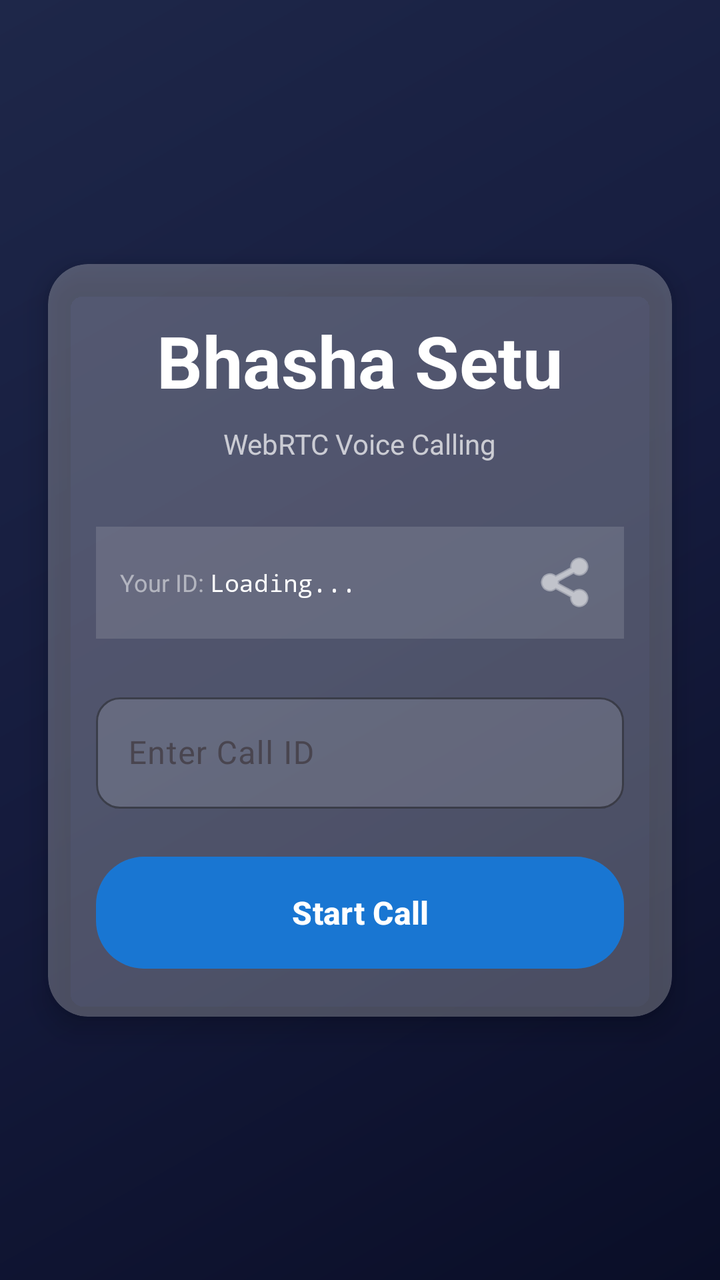
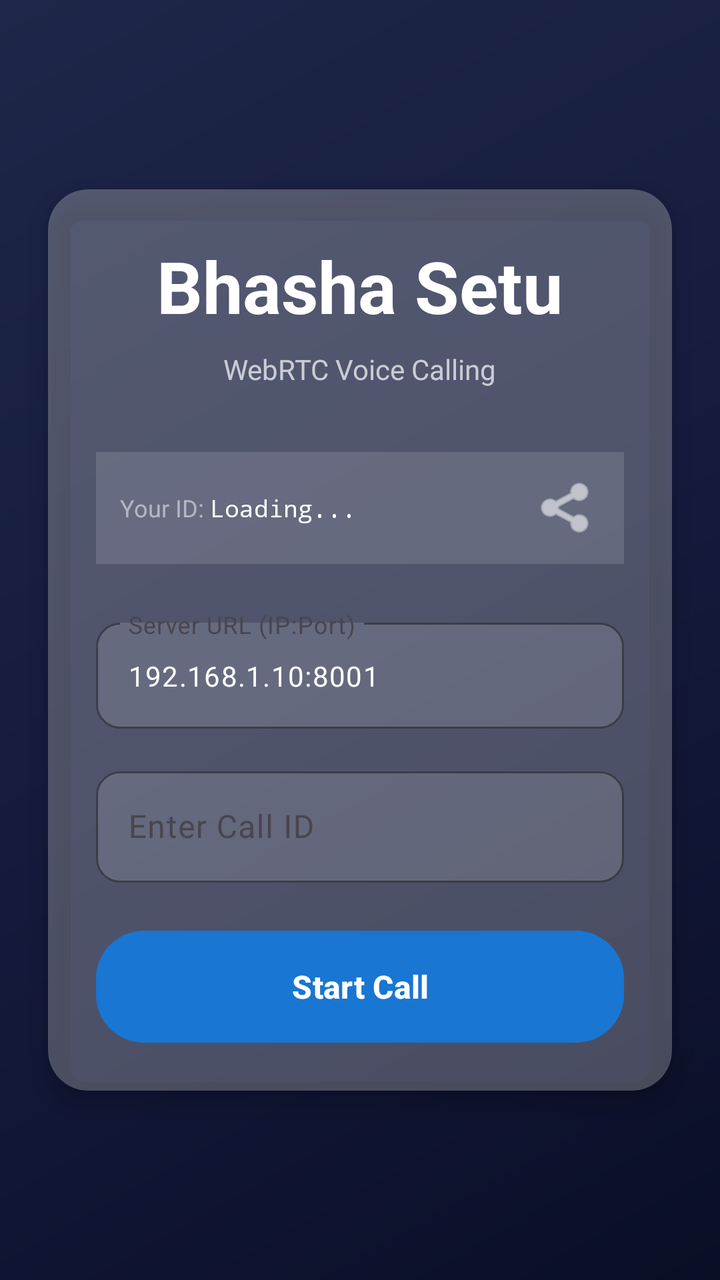

Before-and-after screenshots of an Android layout around one commit, followed by the original layout XML and the change that was made.
<!-- AndroidManifest.xml: application theme Theme.VoiceTranslate -->
<!-- res/layout/activity_main.xml -->
<?xml version="1.0" encoding="utf-8"?>
<androidx.constraintlayout.widget.ConstraintLayout 
    xmlns:android="http://schemas.android.com/apk/res/android"
    xmlns:app="http://schemas.android.com/apk/res-auto"
    android:layout_width="match_parent"
    android:layout_height="match_parent"
    android:background="@drawable/gradient_background">

    
    <androidx.cardview.widget.CardView
        android:id="@+id/cardMain"
        android:layout_width="0dp"
        android:layout_height="wrap_content"
        android:layout_marginStart="24dp"
        android:layout_marginEnd="24dp"
        app:cardBackgroundColor="#40FFFFFF"
        app:cardCornerRadius="20dp"
        app:cardElevation="8dp"
        app:layout_constraintBottom_toBottomOf="parent"
        app:layout_constraintEnd_toEndOf="parent"
        app:layout_constraintStart_toStartOf="parent"
        app:layout_constraintTop_toTopOf="parent">

        <LinearLayout
            android:layout_width="match_parent"
            android:layout_height="wrap_content"
            android:orientation="vertical"
            android:padding="24dp">

            
            <TextView
                android:id="@+id/tvTitle"
                android:layout_width="wrap_content"
                android:layout_height="wrap_content"
                android:layout_gravity="center"
                android:text="Bhasha Setu"
                android:textColor="#FFFFFF"
                android:textSize="36sp"
                android:textStyle="bold"
                android:layout_marginBottom="8dp" />

            
            <TextView
                android:id="@+id/tvSubtitle"
                android:layout_width="wrap_content"
                android:layout_height="wrap_content"
                android:layout_gravity="center"
                android:text="WebRTC Voice Calling"
                android:textColor="#B3FFFFFF"
                android:textSize="14sp"
                android:layout_marginBottom="32dp" />

            
            <LinearLayout
                android:layout_width="match_parent"
                android:layout_height="wrap_content"
                android:orientation="horizontal"
                android:gravity="center_vertical"
                android:background="#20FFFFFF"
                android:padding="12dp"
                android:layout_marginBottom="24dp">

                <TextView
                    android:id="@+id/tvUserIdLabel"
                    android:layout_width="wrap_content"
                    android:layout_height="wrap_content"
                    android:text="Your ID: "
                    android:textColor="#80FFFFFF"
                    android:textSize="12sp" />

                <TextView
                    android:id="@+id/tvUserId"
                    android:layout_width="0dp"
                    android:layout_height="wrap_content"
                    android:layout_weight="1"
                    android:text="Loading..."
                    android:textColor="#FFFFFF"
                    android:textSize="12sp"
                    android:fontFamily="monospace"
                    android:maxLines="1"
                    android:ellipsize="middle" />

                <ImageButton
                    android:id="@+id/btnCopyUserId"
                    android:layout_width="32dp"
                    android:layout_height="32dp"
                    android:background="?attr/selectableItemBackgroundBorderless"
                    android:src="@android:drawable/ic_menu_share"
                    android:tint="#FFFFFF"
                    android:contentDescription="Copy User ID" />
            </LinearLayout>

            
            <com.google.android.material.textfield.TextInputLayout
                android:id="@+id/tilCallId"
                android:layout_width="match_parent"
                android:layout_height="wrap_content"
                android:layout_marginBottom="24dp"
                app:boxBackgroundMode="outline"
                app:boxBackgroundColor="#20FFFFFF"
                app:boxStrokeColor="#6C63FF"
                app:boxCornerRadiusTopStart="12dp"
                app:boxCornerRadiusTopEnd="12dp"
                app:boxCornerRadiusBottomStart="12dp"
                app:boxCornerRadiusBottomEnd="12dp"
                app:hintTextColor="#80FFFFFF">

                <com.google.android.material.textfield.TextInputEditText
                    android:id="@+id/etCallId"
                    android:layout_width="match_parent"
                    android:layout_height="wrap_content"
                    android:hint="Enter Call ID"
                    android:textColor="#FFFFFF"
                    android:textColorHint="#80FFFFFF"
                    android:textSize="16sp"
                    android:inputType="text"
                    android:maxLines="1" />
            </com.google.android.material.textfield.TextInputLayout>

            
            <Button
                android:id="@+id/btnStartCall"
                android:layout_width="match_parent"
                android:layout_height="56dp"
                android:text="Start Call"
                android:textColor="#FFFFFF"
                android:textSize="16sp"
                android:textStyle="bold"
                android:background="@drawable/gradient_button"
                android:elevation="4dp" />

        </LinearLayout>
    </androidx.cardview.widget.CardView>

</androidx.constraintlayout.widget.ConstraintLayout>
<!-- resources referenced by this layout -->
<resources>
  <!-- drawable gradient_background (drawable) -->
  <?xml version="1.0" encoding="utf-8"?>
  <shape xmlns:android="http://schemas.android.com/apk/res/android">
      <gradient
          android:angle="135"
          android:startColor="#0A0E27"
          android:centerColor="#151B3D"
          android:endColor="#1E2749"
          android:type="linear" />
  </shape>
  <!-- drawable gradient_button (drawable) -->
  <?xml version="1.0" encoding="utf-8"?>
  <shape xmlns:android="http://schemas.android.com/apk/res/android"
      android:shape="rectangle">
      <gradient
          android:angle="135"
          android:startColor="#6C63FF"
          android:centerColor="#4ECDC4"
          android:endColor="#44A08D"
          android:type="linear" />
      <corners android:radius="24dp" />
  </shape>
  <style name="Theme.VoiceTranslate" parent="Theme.Material3.DayNight.NoActionBar">
          <item name="colorPrimary">@color/blue_primary</item>
          <item name="android:windowBackground">@color/background_dark</item>
          <item name="android:statusBarColor">@color/background_dark</item>
      </style>
  <color name="blue_primary">#1976D2</color>
  <color name="background_dark">#0A192F</color>
</resources>

<!-- the commit's change to res/layout/activity_main.xml (unified diff, before → after) -->
@@ -92,6 +92,34 @@
 
             
             <com.google.android.material.textfield.TextInputLayout
+                android:id="@+id/tilServerUrl"
+                android:layout_width="match_parent"
+                android:layout_height="wrap_content"
+                android:layout_marginBottom="16dp"
+                app:boxBackgroundMode="outline"
+                app:boxBackgroundColor="#20FFFFFF"
+                app:boxStrokeColor="#6C63FF"
+                app:boxCornerRadiusTopStart="12dp"
+                app:boxCornerRadiusTopEnd="12dp"
+                app:boxCornerRadiusBottomStart="12dp"
+                app:boxCornerRadiusBottomEnd="12dp"
+                app:hintTextColor="#80FFFFFF">
+
+                <com.google.android.material.textfield.TextInputEditText
+                    android:id="@+id/etServerUrl"
+                    android:layout_width="match_parent"
+                    android:layout_height="wrap_content"
+                    android:hint="Server URL (IP:Port)"
+                    android:text="192.168.1.10:8001"
+                    android:textColor="#FFFFFF"
+                    android:textColorHint="#80FFFFFF"
+                    android:textSize="14sp"
+                    android:inputType="text"
+                    android:maxLines="1" />
+            </com.google.android.material.textfield.TextInputLayout>
+
+            
+            <com.google.android.material.textfield.TextInputLayout
                 android:id="@+id/tilCallId"
                 android:layout_width="match_parent"
                 android:layout_height="wrap_content"
